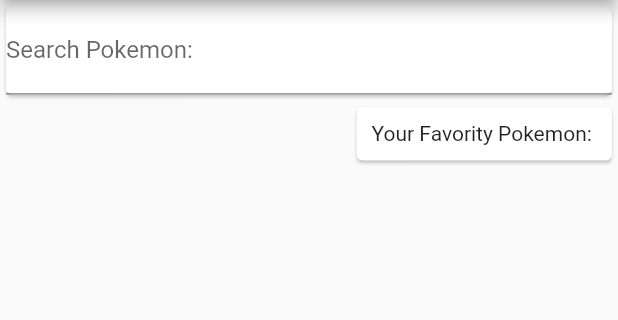
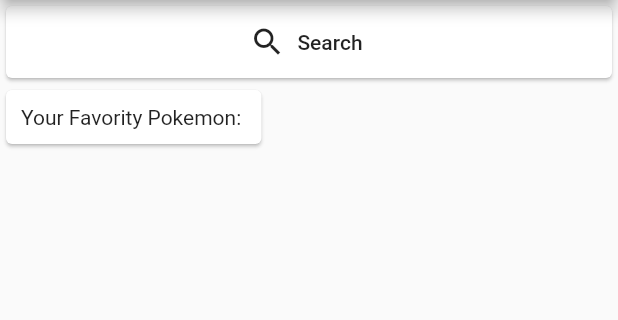
Before and after one commit to ricardoham/flutter-pokedex, a Flutter app: the screen it shows after launch, on a phone screen of 412 x 824 dp, the part 84-404 px from its top. Run offline on Flutter 3.47's test engine with Material 2 defaults, Android fonts, the phone set to English and light mode, and no system bars.

Commit message:
installing http package and begin container search

```diff
--- a/lib/screens/dashboard.dart
+++ b/lib/screens/dashboard.dart
@@ -16,14 +16,20 @@ class _DashboadState extends State<Dashboad> {
         title: Text('Welcome to Flutter Pokedex!'),
       ),
       body: Column(
-        crossAxisAlignment: CrossAxisAlignment.end,
+        crossAxisAlignment: CrossAxisAlignment.start,
         children: <Widget>[
           Card(
-              child: Container(
-            child: TextField(
-              decoration: InputDecoration(labelText: 'Search Pokemon: '),
+            child: SizedBox(
+              width: double.infinity,
+              child: FlatButton.icon(
+                label: Text('Search'),
+                icon: Icon(Icons.search),
+                onPressed: () {
+                  Navigator.pushNamed(context, '/search');
+                },
+              ),
             ),
-          )),
+          ),
           Card(
             child: Container(
               padding: EdgeInsets.all(10),
--- a/pubspec.yaml
+++ b/pubspec.yaml
@@ -19,6 +19,7 @@ environment:
 dependencies:
   flutter:
     sdk: flutter
+  http: ^0.12.0+4
 
   # The following adds the Cupertino Icons font to your application.
   # Use with the CupertinoIcons class for iOS style icons.
```
Also changed, not shown: lib/containers/search_container.dart (added, +13 -0 lines), pubspec.lock.
